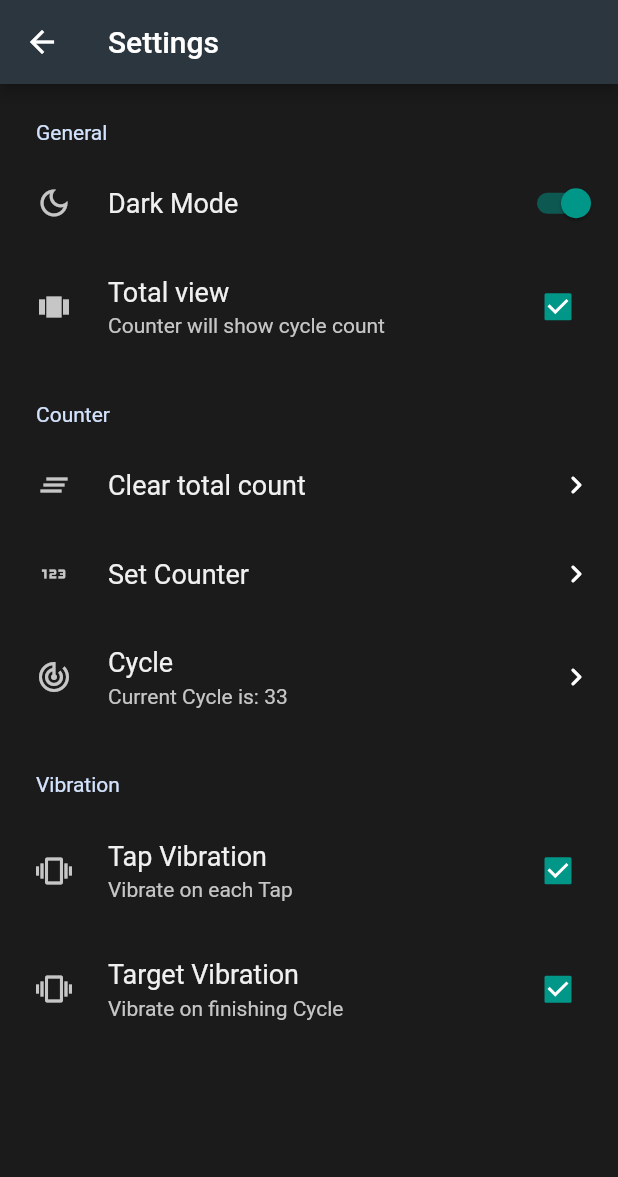
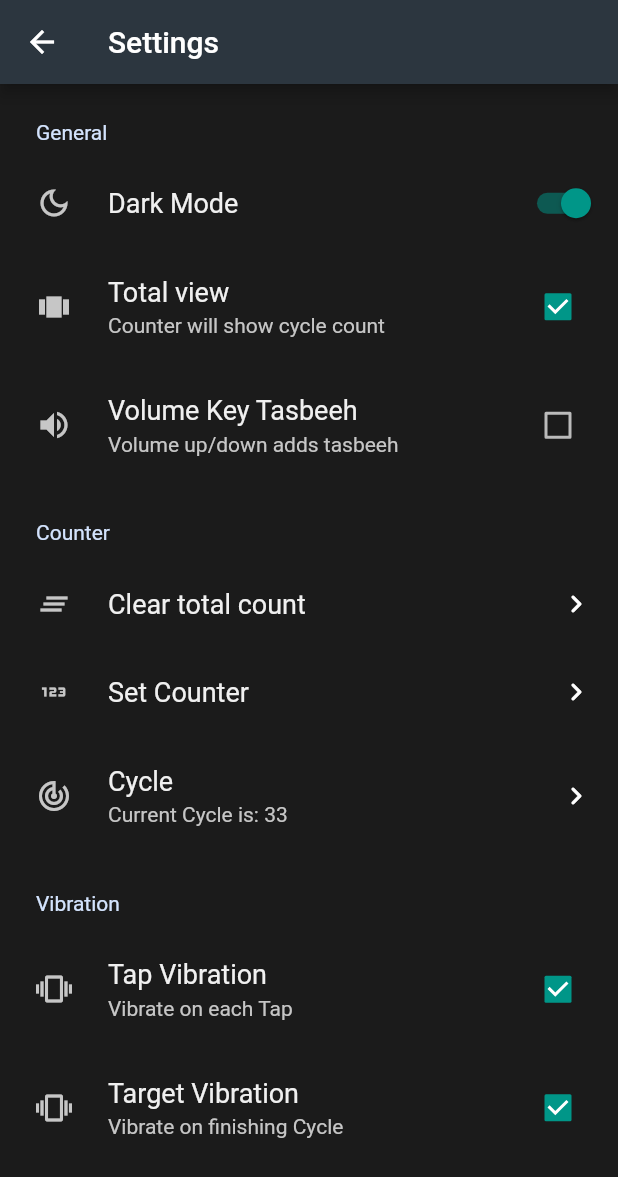
Before and after one commit to othman98shawgan/dhikr-counter, a Flutter app: the SettingsPage screen opened by its route, on a phone screen of 412 x 824 dp. Shown: the top 1177 px of the screen. Run offline on Flutter 3.47's test engine with Material 2 defaults, Android fonts, the phone set to English and light mode, and no system bars; drawn by our look-alikes of settings_ui; our stand-ins replace google_fonts, shared_preferences, wakelock; missing offline and left inert: flutter_android_volume_keydown, flutter_vibrate; accounts and stored records are empty.

Commit message:
#48: allow enabling volume key tasbeeh

```diff
--- a/lib/main.dart
+++ b/lib/main.dart
@@ -1,4 +1,5 @@
 import 'package:dhikr_counter/services/store_manager.dart';
+import 'package:dhikr_counter/services/volume_key_service.dart';
 import 'package:flutter/material.dart';
 import 'package:provider/provider.dart';
 
@@ -23,6 +24,7 @@ void main() {
           ChangeNotifierProvider(create: (context) => DikhrNotifier()),
           ChangeNotifierProvider(create: (context) => ThemeNotifier(themeMode)),
           ChangeNotifierProvider(create: (context) => ViewNotifier()),
+          ChangeNotifierProvider(create: (context) => VolumeKeyTasbeehNotifier()),
         ],
         child: const MyApp(),
       ),
--- /dev/null
+++ b/lib/services/volume_key_service.dart
@@ -0,0 +1,28 @@
+import 'package:flutter/foundation.dart';
+import 'package:flutter/material.dart';
+import 'store_manager.dart';
+
+class VolumeKeyTasbeehNotifier with ChangeNotifier {
+  bool? _volumeKeyTasbeeh;
+
+  bool get volumeKeyTasbeeh => _volumeKeyTasbeeh ?? false;
+
+  VolumeKeyTasbeehNotifier() {
+    StorageManager.readData('VolumeKeyTasbeeh').then((value) {
+      _volumeKeyTasbeeh = value ?? false;
+      notifyListeners();
+    });
+  }
+
+  void enableVolumeKeyTasbeeh() async {
+    _volumeKeyTasbeeh = true;
+    StorageManager.saveData('VolumeKeyTasbeeh', true);
+    notifyListeners();
+  }
+
+  void disableVolumeKeyTasbeeh() async {
+    _volumeKeyTasbeeh = false;
+    StorageManager.saveData('VolumeKeyTasbeeh', false);
+    notifyListeners();
+  }
+}
--- a/lib/ui/settings_page.dart
+++ b/lib/ui/settings_page.dart
@@ -1,5 +1,6 @@
 import 'package:dhikr_counter/services/dikhr_service.dart';
 import 'package:dhikr_counter/services/view_service.dart';
+import 'package:dhikr_counter/services/volume_key_service.dart';
 import 'package:flutter/material.dart';
 import 'package:flutter/services.dart';
 import 'package:provider/provider.dart';
@@ -21,8 +22,8 @@ class SettingsPage extends StatefulWidget {
 class _SettingsPageState extends State<SettingsPage> {
   @override
   Widget build(BuildContext context) {
-    return Consumer3<ThemeNotifier, DikhrNotifier, ViewNotifier>(
-      builder: (context, theme, dikhr, view, child) => Center(
+    return Consumer4<ThemeNotifier, DikhrNotifier, ViewNotifier, VolumeKeyTasbeehNotifier>(
+      builder: (context, theme, dikhr, view, volumeKey, child) => Center(
         child: Scaffold(
           appBar: AppBar(
             title: Text('Settings'),
@@ -55,6 +56,21 @@ class _SettingsPageState extends State<SettingsPage> {
                           view.enableTotalView();
                         } else {
                           view.disableTotalView();
+                        }
+                      },
+                    ),
+                  ),
+                  SettingsTile(
+                    title: const Text('Volume Key Tasbeeh'),
+                    description: const Text('Volume up/down adds tasbeeh'),
+                    leading: const Icon(Icons.volume_up),
+                    trailing: Checkbox(
+                      value: volumeKey.volumeKeyTasbeeh,
+                      onChanged: (bool? value) {
+                        if (value == true) {
+                          volumeKey.enableVolumeKeyTasbeeh();
+                        } else {
+                          volumeKey.disableVolumeKeyTasbeeh();
                         }
                       },
                     ),
```
Also changed, not shown: lib/ui/home.dart (+8 -4 lines), 1 other file.
